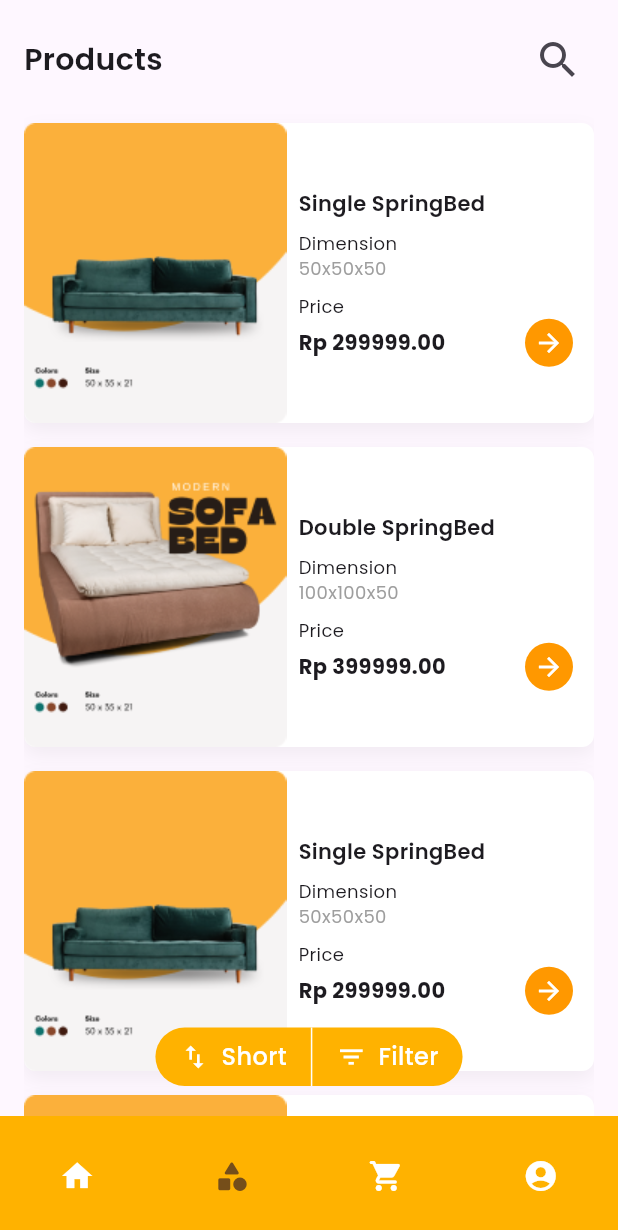
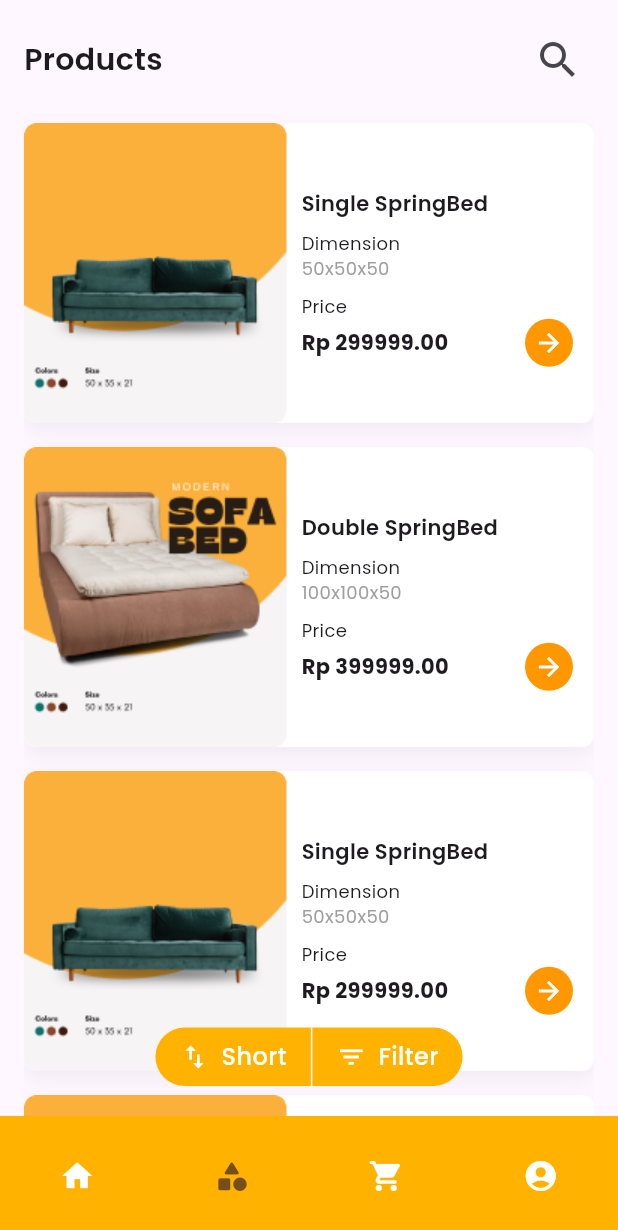
Before and after one commit to fauz2323/woodman_fe, a Flutter app: the screen it shows after launch, item 2 of the bottom bar chosen, on a phone screen of 412 x 824 dp. Shown: the top 1230 px of the screen. Run offline on Flutter 3.47's test engine with Material 3 defaults, Android fonts, the phone set to English and light mode, and no system bars; our stand-ins replace bloc, carousel_slider, flutter_bloc, freezed_annotation, google_fonts.

Commit message:
Update widget card_horizontal

```diff
--- a/lib/main/view/pages/home/home_view.dart
+++ b/lib/main/view/pages/home/home_view.dart
@@ -12,7 +12,7 @@ class HomeView extends StatelessWidget {
   static final List<Widget> _fragment = <Widget>[
     BerandaView(),
     ProductView(),
-    const CartView(),
+    CartView(),
     const ProfileView(),
   ];
 
--- a/lib/main/view/widged/my_product_card_horizontal_widget.dart
+++ b/lib/main/view/widged/my_product_card_horizontal_widget.dart
@@ -30,14 +30,17 @@ class MyProductCardHorizontalWidget extends StatelessWidget {
       child: Row(
         children: [
           // Product image
-          Image.asset(
-            product.imageUrl,
-            fit: BoxFit.contain,
+          ClipRRect(
+            borderRadius: BorderRadius.circular(8.0),
+            child: Image.asset(
+              product.imageUrl,
+              fit: BoxFit.contain,
+            ),
           ),
           // Right side - Product details
           Expanded(
             child: Container(
-              padding: const EdgeInsets.fromLTRB(8, 14, 14, 8),
+              padding: const EdgeInsets.fromLTRB(10, 14, 14, 8),
               child: Column(
                 crossAxisAlignment: CrossAxisAlignment.start,
                 children: [
```
Also changed, not shown: lib/main/view/pages/cart/cart_view.dart (+13 -6 lines).
